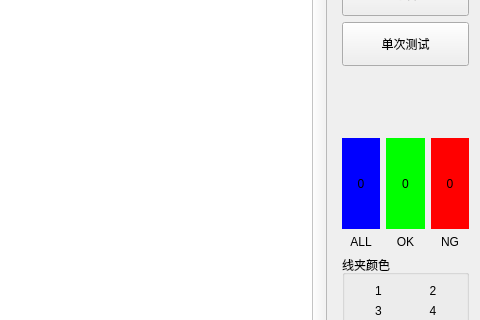
The window that WinTest.ui (bloglink/aip-tester) describes before a commit, drawn with Qt 5; both pictures show x 320 to 800 and y 89 to 409 of the 800 by 662 pixel window.
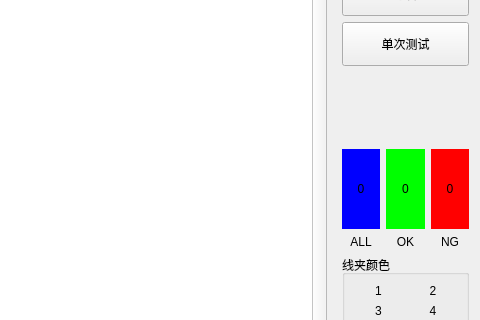
The same window after the commit. Icons and pictures are not drawn.

Patch:
```diff
--- a/WinTest.ui
+++ b/WinTest.ui
@@ -304,12 +304,24 @@
       </item>
       <item>
        <widget class="QLabel" name="label_2">
+        <property name="sizePolicy">
+         <sizepolicy hsizetype="Preferred" vsizetype="Expanding">
+          <horstretch>0</horstretch>
+          <verstretch>0</verstretch>
+         </sizepolicy>
+        </property>
         <property name="minimumSize">
          <size>
           <width>120</width>
           <height>60</height>
          </size>
         </property>
+        <property name="maximumSize">
+         <size>
+          <width>150</width>
+          <height>75</height>
+         </size>
+        </property>
         <property name="text">
          <string/>
         </property>
@@ -329,6 +341,12 @@
           <height>100</height>
          </size>
         </property>
+        <property name="maximumSize">
+         <size>
+          <width>16777215</width>
+          <height>180</height>
+         </size>
+        </property>
         <layout class="QGridLayout" name="gridLayout_2">
          <property name="leftMargin">
           <number>0</number>
```
Left out of the diff: 54 changed lines with no effect on the pictures.
